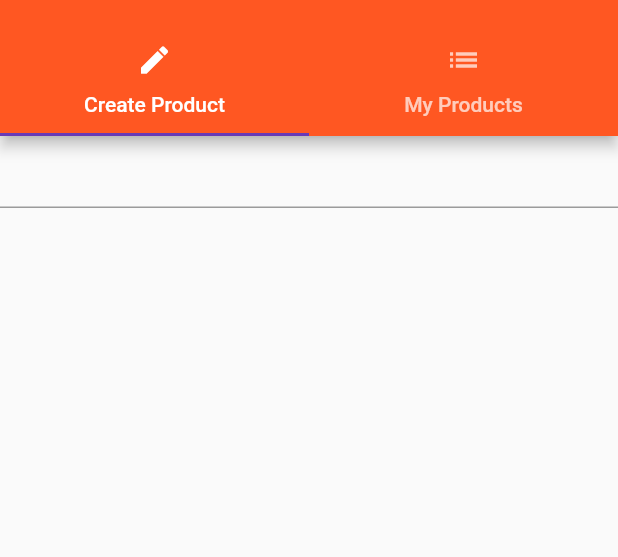
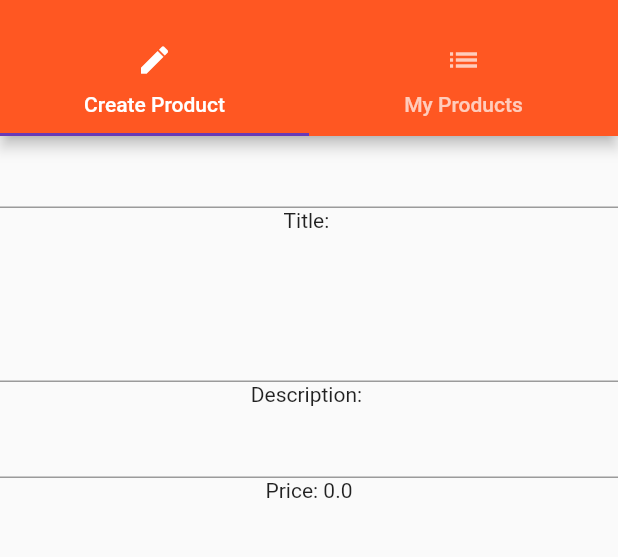
Before and after one commit to GelsonMR/flutter_course, a Flutter app: the ProductsAdminPage screen opened by its route, on a phone screen of 412 x 824 dp, the part 59-616 px from its top. Run offline on Flutter 3.47's test engine with Material 2 defaults, Android fonts, the phone set to English and light mode, and no system bars.

Commit message:
Added description and price TextFields

```diff
--- a/lib/pages/product_create.dart
+++ b/lib/pages/product_create.dart
@@ -9,6 +9,8 @@ class ProductCreatePage extends StatefulWidget {
 
 class _ProductCreatePageState extends State<ProductCreatePage> {
   String titleValue = '';
+  String descriptionValue = '';
+  double priceValue = 0.0;
 
   @override
   Widget build(BuildContext context) {
@@ -21,7 +23,26 @@ class _ProductCreatePageState extends State<ProductCreatePage> {
             });
           },
         ),
-        Text(titleValue),
+        Text('Title: ' + titleValue),
+        TextField(
+          keyboardType: TextInputType.multiline,
+          maxLines: 4,
+          onChanged: (String value) {
+            setState(() {
+              descriptionValue = value;
+            });
+          },
+        ),
+        Text('Description: ' + descriptionValue),
+        TextField(
+          keyboardType: TextInputType.number,
+          onChanged: (String value) {
+            setState(() {
+              priceValue = double.parse(value);
+            });
+          },
+        ),
+        Text('Price: ' + priceValue.toString()),
       ],
     );
   }
```
